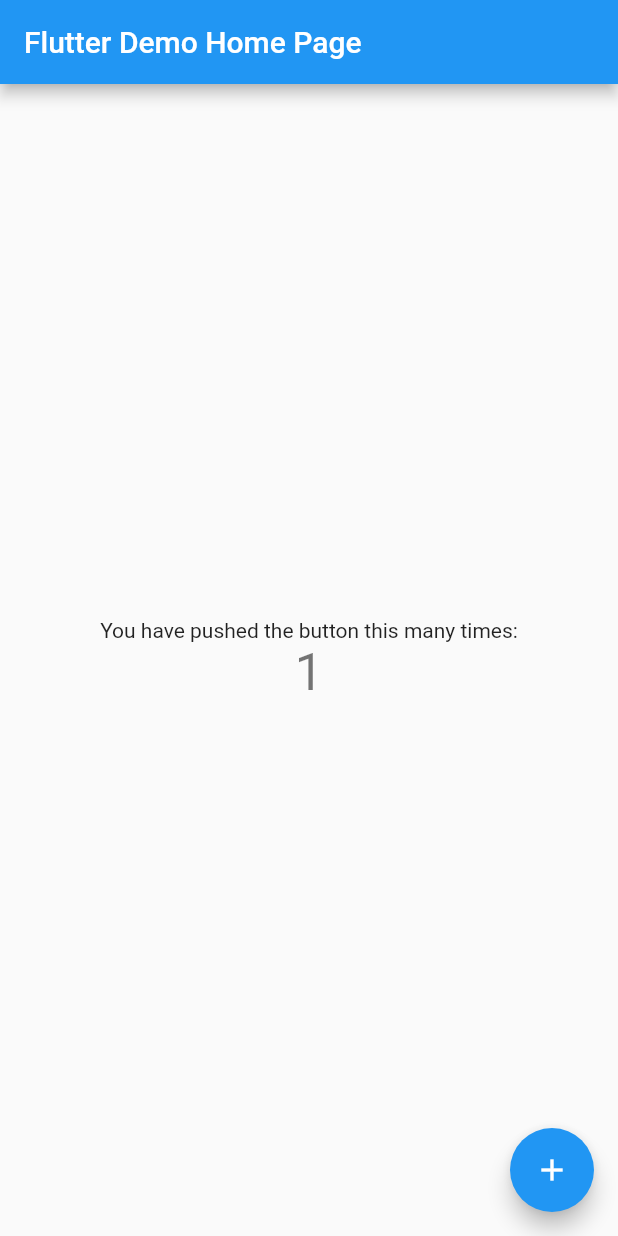
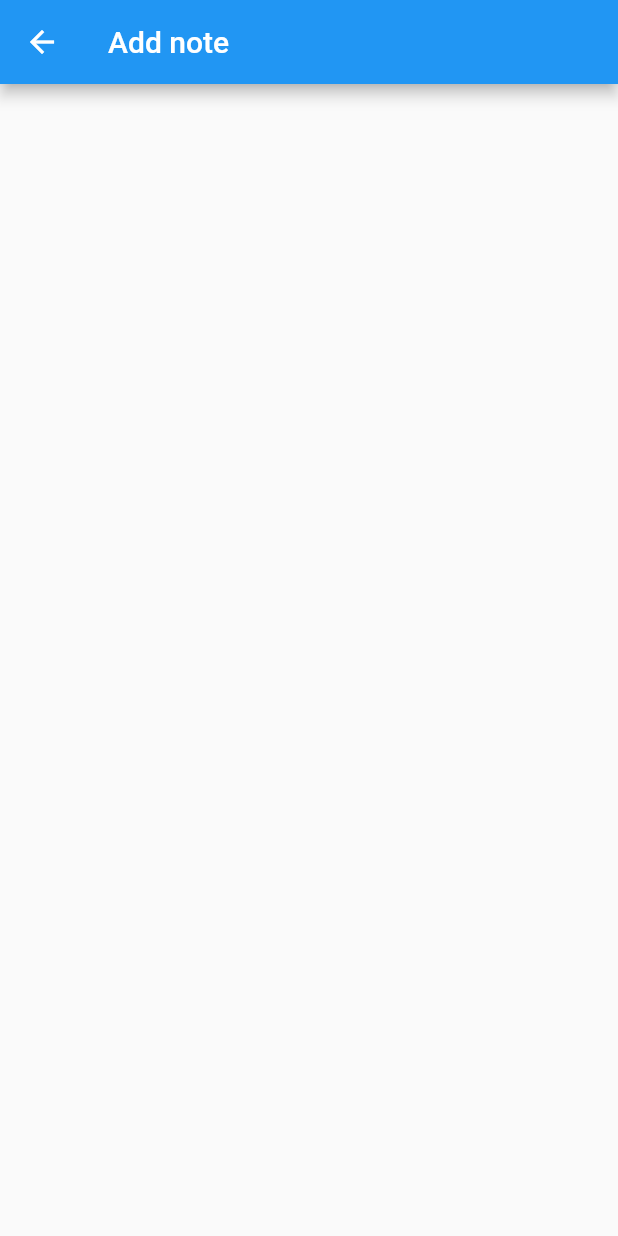
Before and after one commit to bl1nkker/flutter-riverpod-samples, a Flutter app: the screen it shows after launch, after a tap on the "add" icon, on a phone screen of 412 x 824 dp. Run offline on Flutter 3.47's test engine with Material 2 defaults, Android fonts, the light colour scheme and no system bars; our stand-ins replace flutter_riverpod.

Commit message:
feat: added screens + connected providerScope

```diff
--- /dev/null
+++ b/riverpod_notes_app/lib/add_note_screen.dart
@@ -0,0 +1,19 @@
+import 'package:flutter/material.dart';
+
+class AddNoteScreen extends StatefulWidget {
+  const AddNoteScreen({Key? key}) : super(key: key);
+
+  @override
+  State<AddNoteScreen> createState() => _AddNoteScreenState();
+}
+
+class _AddNoteScreenState extends State<AddNoteScreen> {
+  @override
+  Widget build(BuildContext context) {
+    return Scaffold(
+      appBar: AppBar(
+        title: const Text('Add note'),
+      ),
+    );
+  }
+}
--- a/riverpod_notes_app/lib/main.dart
+++ b/riverpod_notes_app/lib/main.dart
@@ -1,7 +1,10 @@
 import 'package:flutter/material.dart';
+import 'package:flutter_riverpod/flutter_riverpod.dart';
+import 'package:riverpod_notes_app/add_note_screen.dart';
+import 'package:riverpod_notes_app/notes_list_screen.dart';
 
 void main() {
-  runApp(const MyApp());
+  runApp(const ProviderScope(child: MyApp()));
 }
 
 class MyApp extends StatelessWidget {
@@ -11,17 +14,8 @@
   @override
   Widget build(BuildContext context) {
     return MaterialApp(
-      title: 'Flutter Demo',
+      title: 'Flutter Notes App',
       theme: ThemeData(
-        // This is the theme of your application.
-        //
-        // Try running your application with "flutter run". You'll see the
-        // application has a blue toolbar. Then, without quitting the app, try
-        // changing the primarySwatch below to Colors.green and then invoke
-        // "hot reload" (press "r" in the console where you ran "flutter run",
-        // or simply save your changes to "hot reload" in a Flutter IDE).
-        // Notice that the counter didn't reset back to zero; the application
-        // is not restarted.
         primarySwatch: Colors.blue,
       ),
       home: const MyHomePage(title: 'Flutter Demo Home Page'),
@@ -31,85 +25,57 @@
 
 class MyHomePage extends StatefulWidget {
   const MyHomePage({Key? key, required this.title}) : super(key: key);
-
-  // This widget is the home page of your application. It is stateful, meaning
-  // that it has a State object (defined below) that contains fields that affect
-  // how it looks.
-
-  // This class is the configuration for the state. It holds the values (in this
-  // case the title) provided by the parent (in this case the App widget) and
-  // used by the build method of the State. Fields in a Widget subclass are
-  // always marked "final".
-
   final String title;
 
   @override
   State<MyHomePage> createState() => _MyHomePageState();
 }
 
+void navigateTo(BuildContext context, Widget page) {
+  Navigator.push(context, MaterialPageRoute(builder: (_) => page));
+}
+
+Widget buildNavigationButton(
+    {required BuildContext context,
+    required IconData icon,
+    required Widget page}) {
+  return Container(
+    padding: const EdgeInsets.all(10),
+    decoration: BoxDecoration(
+      color: Colors.redAccent,
+      borderRadius: BorderRadius.circular(30),
+    ),
+    child: InkWell(
+      child: Icon(
+        icon,
+        color: Colors.white,
+        size: 64,
+      ),
+      onTap: () => navigateTo(context, page),
+    ),
+  );
+}
+
 class _MyHomePageState extends State<MyHomePage> {
-  int _counter = 0;
-
-  void _incrementCounter() {
-    setState(() {
-      // This call to setState tells the Flutter framework that something has
-      // changed in this State, which causes it to rerun the build method below
-      // so that the display can reflect the updated values. If we changed
-      // _counter without calling setState(), then the build method would not be
-      // called again, and so nothing would appear to happen.
-      _counter++;
-    });
-  }
-
   @override
   Widget build(BuildContext context) {
-    // This method is rerun every time setState is called, for instance as done
-    // by the _incrementCounter method above.
-    //
-    // The Flutter framework has been optimized to make rerunning build methods
-    // fast, so that you can just rebuild anything that needs updating rather
-    // than having to individually change instances of widgets.
     return Scaffold(
       appBar: AppBar(
-        // Here we take the value from the MyHomePage object that was created by
-        // the App.build method, and use it to set our appbar title.
         title: Text(widget.title),
       ),
       body: Center(
-        // Center is a layout widget. It takes a single child and positions it
-        // in the middle of the parent.
-        child: Column(
-          // Column is also a layout widget. It takes a list of children and
-          // arranges them vertically. By default, it sizes itself to fit its
-          // children horizontally, and tries to be as tall as its parent.
-          //
-          // Invoke "debug painting" (press "p" in the console, choose the
-          // "Toggle Debug Paint" action from the Flutter Inspector in Android
-          // Studio, or the "Toggle Debug Paint" command in Visual Studio Code)
-          // to see the wireframe for each widget.
-          //
-          // Column has various properties to control how it sizes itself and
-          // how it positions its children. Here we use mainAxisAlignment to
-          // center the children vertically; the main axis here is the vertical
-          // axis because Columns are vertical (the cross axis would be
-          // horizontal).
-          mainAxisAlignment: MainAxisAlignment.center,
-          children: <Widget>[
-            const Text(
-              'You have pushed the button this many times:',
-            ),
-            Text(
-              '$_counter',
-              style: Theme.of(context).textTheme.headline4,
-            ),
+        child: Row(
+          mainAxisAlignment: MainAxisAlignment.spaceAround,
+          children: [
+            buildNavigationButton(
+                context: context,
+                icon: Icons.list,
+                page: const NotesListScreen()),
+            buildNavigationButton(
+                context: context, icon: Icons.add, page: const AddNoteScreen()),
           ],
         ),
       ),
-      floatingActionButton: FloatingActionButton(
-        onPressed: _incrementCounter,
-        tooltip: 'Increment',
-        child: const Icon(Icons.add),
-      ), // This trailing comma makes auto-formatting nicer for build methods.
     );
   }
 }
--- /dev/null
+++ b/riverpod_notes_app/lib/notes_list_screen.dart
@@ -0,0 +1,19 @@
+import 'package:flutter/material.dart';
+
+class NotesListScreen extends StatefulWidget {
+  const NotesListScreen({Key? key}) : super(key: key);
+
+  @override
+  State<NotesListScreen> createState() => _NotesListScreenState();
+}
+
+class _NotesListScreenState extends State<NotesListScreen> {
+  @override
+  Widget build(BuildContext context) {
+    return Scaffold(
+      appBar: AppBar(
+        title: const Text('Notes'),
+      ),
+    );
+  }
+}
--- /dev/null
+++ b/riverpod_notes_app/lib/providers/notifier.dart
@@ -0,0 +1,8 @@
+class Notifier {
+  final List<String> _notes = [];
+  List<String> get notes => _notes;
+
+  void addNote(String note) {
+    _notes.add(note);
+  }
+}
```
